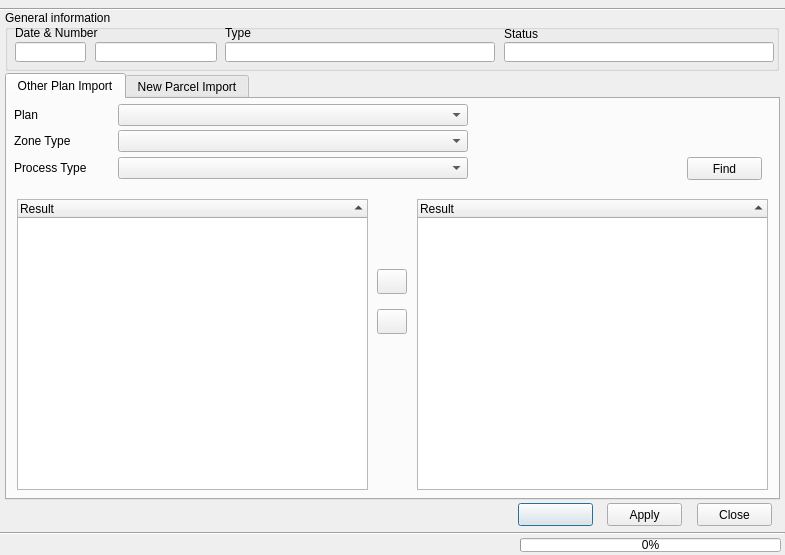
teamlm2/lm2_mgis, file view/PlanCaseDialog.ui: the form before one commit.
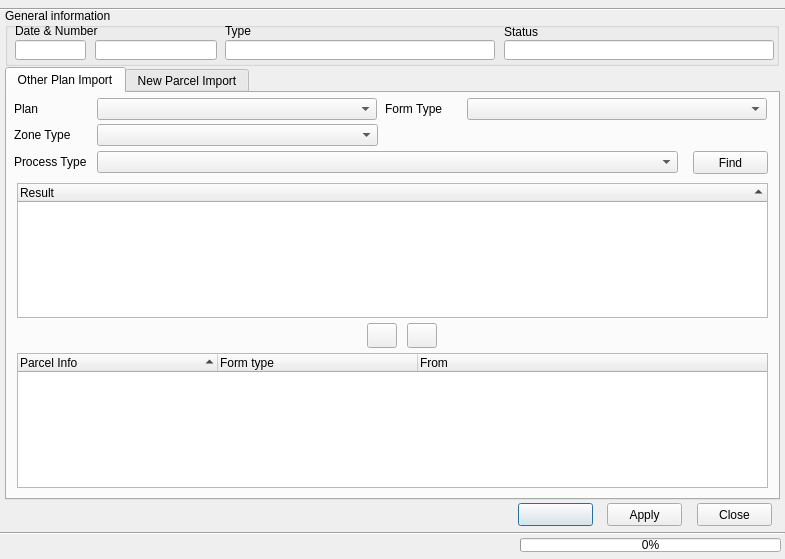
The form after the commit. Icons and pictures are not drawn.

What changed in the file:
```diff
--- a/view/PlanCaseDialog.ui
+++ b/view/PlanCaseDialog.ui
@@ -7,7 +7,7 @@
     <x>0</x>
     <y>0</y>
     <width>785</width>
-    <height>555</height>
+    <height>559</height>
    </rect>
   </property>
   <property name="windowTitle">
@@ -17,9 +17,9 @@
    <property name="geometry">
     <rect>
      <x>5</x>
-     <y>10</y>
+     <y>8</y>
      <width>774</width>
-     <height>61</height>
+     <height>58</height>
     </rect>
    </property>
    <property name="title">
@@ -193,9 +193,9 @@
    <property name="geometry">
     <rect>
      <x>5</x>
-     <y>73</y>
+     <y>67</y>
      <width>775</width>
-     <height>427</height>
+     <height>433</height>
     </rect>
    </property>
    <property name="currentIndex">
@@ -209,9 +209,9 @@
      <property name="geometry">
       <rect>
        <x>10</x>
-       <y>100</y>
-       <width>351</width>
-       <height>291</height>
+       <y>90</y>
+       <width>751</width>
+       <height>135</height>
       </rect>
      </property>
      <property name="sortingEnabled">
@@ -231,7 +231,7 @@
       <rect>
        <x>7</x>
        <y>34</y>
-       <width>101</width>
+       <width>80</width>
        <height>16</height>
       </rect>
      </property>
@@ -242,9 +242,9 @@
     <widget class="QComboBox" name="zone_type_cbox">
      <property name="geometry">
       <rect>
-       <x>111</x>
+       <x>90</x>
        <y>31</y>
-       <width>350</width>
+       <width>281</width>
        <height>22</height>
       </rect>
      </property>
@@ -252,9 +252,9 @@
     <widget class="QComboBox" name="main_process_type_cbox">
      <property name="geometry">
       <rect>
-       <x>111</x>
+       <x>90</x>
        <y>58</y>
-       <width>350</width>
+       <width>581</width>
        <height>22</height>
       </rect>
      </property>
@@ -264,7 +264,7 @@
       <rect>
        <x>7</x>
        <y>61</y>
-       <width>102</width>
+       <width>80</width>
        <height>16</height>
       </rect>
      </property>
@@ -272,32 +272,11 @@
       <string>Process Type</string>
      </property>
     </widget>
-    <widget class="QTreeWidget" name="current_tree_widget">
-     <property name="geometry">
-      <rect>
-       <x>410</x>
-       <y>100</y>
-       <width>351</width>
-       <height>291</height>
-      </rect>
-     </property>
-     <property name="sortingEnabled">
-      <bool>true</bool>
-     </property>
-     <property name="wordWrap">
-      <bool>true</bool>
-     </property>
-     <column>
-      <property name="text">
-       <string>Result</string>
-      </property>
-     </column>
-    </widget>
     <widget class="QPushButton" name="add_button">
      <property name="geometry">
       <rect>
-       <x>370</x>
-       <y>170</y>
+       <x>360</x>
+       <y>230</y>
        <width>30</width>
        <height>25</height>
       </rect>
@@ -313,8 +292,8 @@
     <widget class="QPushButton" name="remove_button">
      <property name="geometry">
       <rect>
-       <x>370</x>
-       <y>210</y>
+       <x>400</x>
+       <y>230</y>
        <width>30</width>
        <height>25</height>
       </rect>
@@ -332,7 +311,7 @@
       <rect>
        <x>7</x>
        <y>8</y>
-       <width>101</width>
+       <width>80</width>
        <height>16</height>
       </rect>
      </property>
@@ -343,9 +322,9 @@
     <widget class="QComboBox" name="plan_cbox">
      <property name="geometry">
       <rect>
-       <x>111</x>
+       <x>90</x>
        <y>5</y>
-       <width>350</width>
+       <width>280</width>
        <height>22</height>
       </rect>
      </property>
@@ -353,7 +332,7 @@
     <widget class="QPushButton" name="find_button">
      <property name="geometry">
       <rect>
-       <x>680</x>
+       <x>686</x>
        <y>58</y>
        <width>75</width>
        <height>23</height>
@@ -363,6 +342,63 @@
       <string>Find</string>
      </property>
     </widget>
+    <widget class="QTreeWidget" name="current_tree_widget">
+     <property name="geometry">
+      <rect>
+       <x>10</x>
+       <y>260</y>
+       <width>751</width>
+       <height>135</height>
+      </rect>
+     </property>
+     <property name="sortingEnabled">
+      <bool>true</bool>
+     </property>
+     <property name="wordWrap">
+      <bool>true</bool>
+     </property>
+     <attribute name="headerDefaultSectionSize">
+      <number>200</number>
+     </attribute>
+     <column>
+      <property name="text">
+       <string>Parcel Info</string>
+      </property>
+     </column>
+     <column>
+      <property name="text">
+       <string>Form type</string>
+      </property>
+     </column>
+     <column>
+      <property name="text">
+       <string>From</string>
+      </property>
+     </column>
+    </widget>
+    <widget class="QComboBox" name="form_type_cbox">
+     <property name="geometry">
+      <rect>
+       <x>460</x>
+       <y>5</y>
+       <width>300</width>
+       <height>22</height>
+      </rect>
+     </property>
+    </widget>
+    <widget class="QLabel" name="label_12">
+     <property name="geometry">
+      <rect>
+       <x>378</x>
+       <y>8</y>
+       <width>80</width>
+       <height>16</height>
+      </rect>
+     </property>
+     <property name="text">
+      <string>Form Type</string>
+     </property>
+    </widget>
    </widget>
    <widget class="QWidget" name="tab">
     <attribute name="title">
```
Left out of the diff: 4 changed lines with no effect on the pictures.
